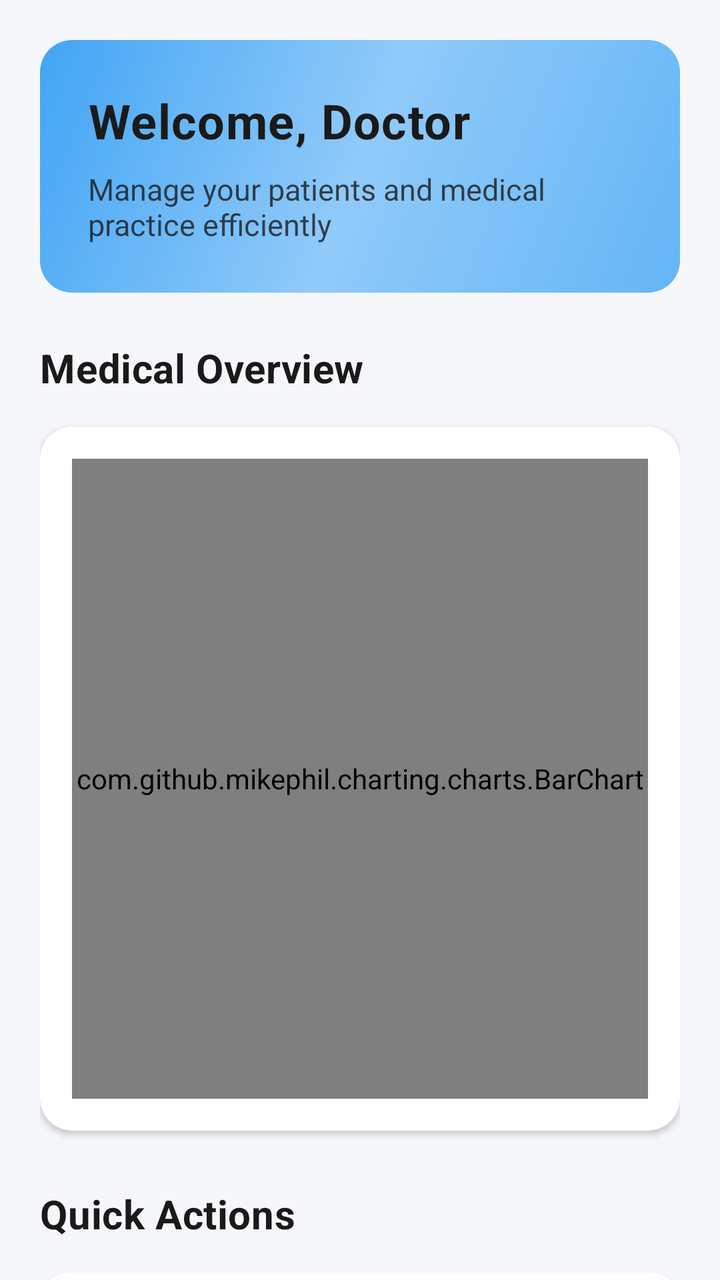
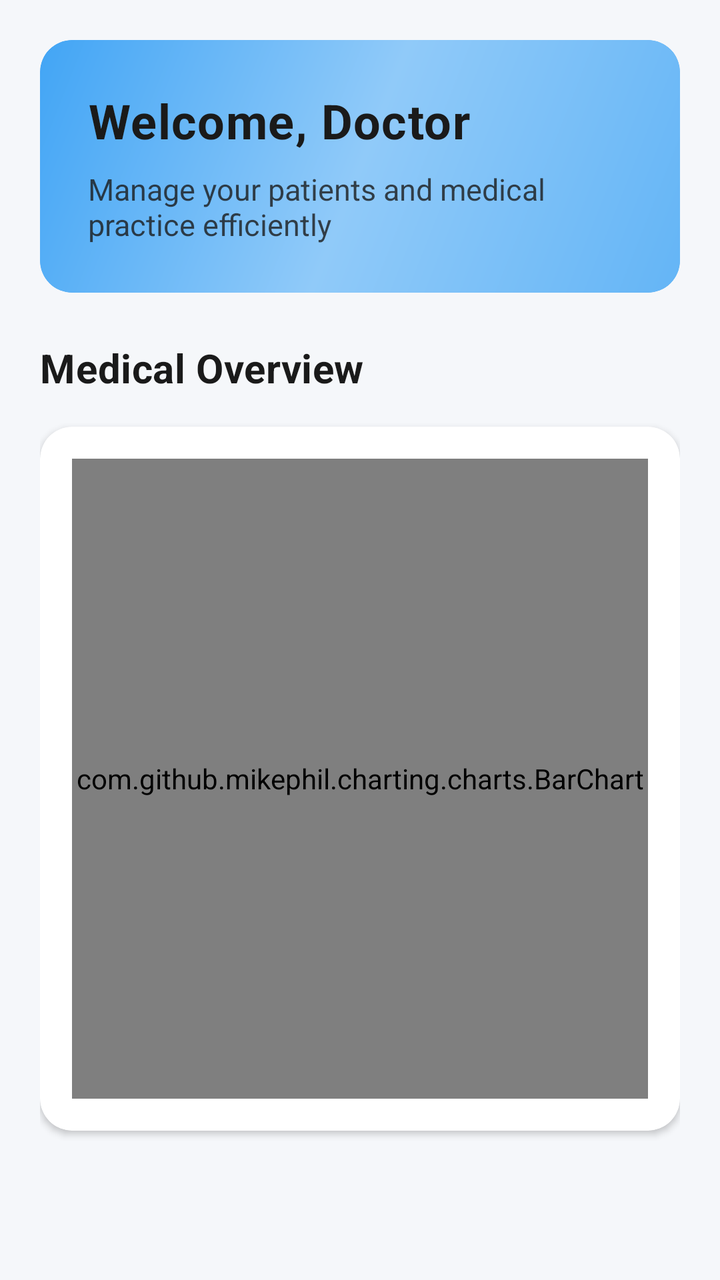

Compare the two renders of this Android layout. The source of the first and the diff that turns it into the second are given below.
<!-- AndroidManifest.xml: activity theme Theme.H_CAS.NoActionBar -->
<!-- res/layout/fragment_doctor_dashboard.xml -->
<?xml version="1.0" encoding="utf-8"?>
<ScrollView xmlns:android="http://schemas.android.com/apk/res/android"
    xmlns:app="http://schemas.android.com/apk/res-auto"
    android:layout_width="match_parent"
    android:layout_height="match_parent"
    android:background="#F5F7FA"
    android:fillViewport="true"
    android:scrollbars="none">

    <LinearLayout
        android:layout_width="match_parent"
        android:layout_height="wrap_content"
        android:orientation="vertical"
        android:padding="20dp">

        
        <com.google.android.material.card.MaterialCardView
            android:layout_width="match_parent"
            android:layout_height="wrap_content"
            android:layout_marginBottom="24dp"
            app:cardCornerRadius="16dp"
            app:cardElevation="0dp"
            app:strokeWidth="0dp"
            app:cardBackgroundColor="@color/doctor_navy">

            <LinearLayout
                android:layout_width="match_parent"
                android:layout_height="wrap_content"
                android:orientation="vertical"
                android:padding="24dp"
                android:background="@drawable/welcome_card_background">

                <TextView
                    android:id="@+id/welcomeTextView"
                    android:layout_width="wrap_content"
                    android:layout_height="wrap_content"
                    android:text="Welcome, Doctor"
                    android:textSize="24sp"
                    android:textStyle="bold"
                    android:textColor="#1A1A1A"
                    android:letterSpacing="0.02" />

                <TextView
                    android:layout_width="wrap_content"
                    android:layout_height="wrap_content"
                    android:layout_marginTop="8dp"
                    android:text="Manage your patients and medical practice efficiently"
                    android:textSize="15sp"
                    android:textColor="#1A1A1A"
                    android:alpha="0.8" />

            </LinearLayout>

        </com.google.android.material.card.MaterialCardView>

        
        <LinearLayout
            android:layout_width="match_parent"
            android:layout_height="wrap_content"
            android:orientation="horizontal"
            android:gravity="center_vertical"
            android:layout_marginBottom="16dp">

            <TextView
                android:layout_width="0dp"
                android:layout_height="wrap_content"
                android:layout_weight="1"
                android:text="Medical Overview"
                android:textSize="20sp"
                android:textStyle="bold"
                android:textColor="#1A1A1A"
                android:letterSpacing="0.01" />

        </LinearLayout>

        
        <com.google.android.material.card.MaterialCardView
            android:layout_width="match_parent"
            android:layout_height="wrap_content"
            android:layout_marginBottom="28dp"
            app:cardCornerRadius="16dp"
            app:cardElevation="2dp"
            app:strokeWidth="0dp"
            app:cardBackgroundColor="@color/white">

            <LinearLayout
                android:layout_width="match_parent"
                android:layout_height="wrap_content"
                android:orientation="vertical"
                android:padding="16dp">

                <com.github.mikephil.charting.charts.BarChart
                    android:id="@+id/medicalOverviewChart"
                    android:layout_width="match_parent"
                    android:layout_height="320dp" />

            </LinearLayout>

        </com.google.android.material.card.MaterialCardView>

        
        <LinearLayout
            android:layout_width="match_parent"
            android:layout_height="wrap_content"
            android:orientation="horizontal"
            android:gravity="center_vertical"
            android:layout_marginBottom="16dp">

            <TextView
                android:layout_width="0dp"
                android:layout_height="wrap_content"
                android:layout_weight="1"
                android:text="Quick Actions"
                android:textSize="20sp"
                android:textStyle="bold"
                android:textColor="#1A1A1A"
                android:letterSpacing="0.01" />

        </LinearLayout>

        <LinearLayout
            android:layout_width="match_parent"
            android:layout_height="wrap_content"
            android:orientation="vertical">

            
            <com.google.android.material.card.MaterialCardView
                android:layout_width="match_parent"
                android:layout_height="wrap_content"
                android:layout_marginBottom="12dp"
                app:cardCornerRadius="14dp"
                app:cardElevation="2dp"
                app:strokeWidth="0dp"
                app:cardBackgroundColor="@color/white">

                <com.google.android.material.button.MaterialButton
                    android:id="@+id/quickActionNewDiagnosis"
                    android:layout_width="match_parent"
                    android:layout_height="64dp"
                    android:text="New Diagnosis"
                    android:textSize="16sp"
                    android:textStyle="bold"
                    android:textColor="@color/white"
                    android:letterSpacing="0.01"
                    app:icon="@drawable/ic_diagnosis"
                    app:iconGravity="textStart"
                    app:iconTint="@color/white"
                    app:cornerRadius="14dp"
                    app:backgroundTint="@color/doctor_navy"
                    app:elevation="0dp"
                    android:paddingStart="20dp"
                    android:paddingEnd="20dp" />

            </com.google.android.material.card.MaterialCardView>

            
            <com.google.android.material.card.MaterialCardView
                android:layout_width="match_parent"
                android:layout_height="wrap_content"
                android:layout_marginBottom="8dp"
                app:cardCornerRadius="14dp"
                app:cardElevation="2dp"
                app:strokeWidth="0dp"
                app:cardBackgroundColor="@color/white">

                <com.google.android.material.button.MaterialButton
                    android:id="@+id/quickActionWritePrescription"
                    android:layout_width="match_parent"
                    android:layout_height="64dp"
                    android:text="Write Prescription"
                    android:textSize="16sp"
                    android:textStyle="bold"
                    android:textColor="@color/white"
                    android:letterSpacing="0.01"
                    app:icon="@drawable/ic_prescriptions"
                    app:iconGravity="textStart"
                    app:iconTint="@color/white"
                    app:cornerRadius="14dp"
                    app:backgroundTint="@color/doctor_navy"
                    app:elevation="0dp"
                    android:paddingStart="20dp"
                    android:paddingEnd="20dp" />

            </com.google.android.material.card.MaterialCardView>

        </LinearLayout>

    </LinearLayout>

</ScrollView>
<!-- resources referenced by this layout -->
<resources>
  <color name="doctor_navy">#64B5F6</color>
  <color name="white">#FFFFFFFF</color>
  <!-- drawable ic_diagnosis (drawable) -->
  <vector xmlns:android="http://schemas.android.com/apk/res/android"
      android:width="24dp"
      android:height="24dp"
      android:viewportWidth="24"
      android:viewportHeight="24"
      android:tint="@color/nav_item_color">
    <path
        android:fillColor="@android:color/white"
        android:pathData="M19,3H5C3.9,3 3,3.9 3,5v14c0,1.1 0.9,2 2,2h14c1.1,0 2,-0.9 2,-2V5C21,3.9 20.1,3 19,3zM19,19H5V5h14V19zM17,12H7v-2h10V12zM15,16H7v-2h8V16zM17,8H7V6h10V8z"/>
  </vector>
  <!-- drawable ic_prescriptions (drawable) -->
  <vector xmlns:android="http://schemas.android.com/apk/res/android"
      android:width="24dp"
      android:height="24dp"
      android:viewportWidth="24"
      android:viewportHeight="24"
      android:tint="@color/nav_item_color">
    <path
        android:fillColor="@android:color/white"
        android:pathData="M19,3H5C3.9,3 3,3.9 3,5v14c0,1.1 0.9,2 2,2h14c1.1,0 2,-0.9 2,-2V5C21,3.9 20.1,3 19,3zM19,19H5V5h14V19zM17,12H7v-2h10V12zM15,16H7v-2h8V16zM17,8H7V6h10V8z"/>
  </vector>
  <!-- drawable welcome_card_background (drawable) -->
  <?xml version="1.0" encoding="utf-8"?>
  <shape xmlns:android="http://schemas.android.com/apk/res/android"
      android:shape="rectangle">
      <gradient
          android:angle="135"
          android:startColor="#64B5F6"
          android:centerColor="#90CAF9"
          android:endColor="#42A5F5"
          android:type="linear" />
      <corners android:radius="16dp" />
  </shape>
  <style name="Theme.H_CAS.NoActionBar" parent="Theme.Material3.DayNight.NoActionBar">
          <item name="colorPrimary">@color/primary_blue</item>
          <item name="colorPrimaryDark">@color/primary_blue_dark</item>
          <item name="colorAccent">@color/accent_blue</item>
          <item name="android:statusBarColor">@color/white</item>
          <item name="android:windowLightStatusBar">true</item>
      </style>
  <color name="nav_item_color">#727272</color>
  <color name="primary_blue">#1976D2</color>
  <color name="primary_blue_dark">#1565C0</color>
  <color name="accent_blue">#2196F3</color>
</resources>

<!-- the commit's change to res/layout/fragment_doctor_dashboard.xml (unified diff, before → after) -->
@@ -98,93 +98,6 @@
 
         </com.google.android.material.card.MaterialCardView>
 
-        
-        <LinearLayout
-            android:layout_width="match_parent"
-            android:layout_height="wrap_content"
-            android:orientation="horizontal"
-            android:gravity="center_vertical"
-            android:layout_marginBottom="16dp">
-
-            <TextView
-                android:layout_width="0dp"
-                android:layout_height="wrap_content"
-                android:layout_weight="1"
-                android:text="Quick Actions"
-                android:textSize="20sp"
-                android:textStyle="bold"
-                android:textColor="#1A1A1A"
-                android:letterSpacing="0.01" />
-
-        </LinearLayout>
-
-        <LinearLayout
-            android:layout_width="match_parent"
-            android:layout_height="wrap_content"
-            android:orientation="vertical">
-
-            
-            <com.google.android.material.card.MaterialCardView
-                android:layout_width="match_parent"
-                android:layout_height="wrap_content"
-                android:layout_marginBottom="12dp"
-                app:cardCornerRadius="14dp"
-                app:cardElevation="2dp"
-                app:strokeWidth="0dp"
-                app:cardBackgroundColor="@color/white">
-
-                <com.google.android.material.button.MaterialButton
-                    android:id="@+id/quickActionNewDiagnosis"
-                    android:layout_width="match_parent"
-                    android:layout_height="64dp"
-                    android:text="New Diagnosis"
-                    android:textSize="16sp"
-                    android:textStyle="bold"
-                    android:textColor="@color/white"
-                    android:letterSpacing="0.01"
-                    app:icon="@drawable/ic_diagnosis"
-                    app:iconGravity="textStart"
-                    app:iconTint="@color/white"
-                    app:cornerRadius="14dp"
-                    app:backgroundTint="@color/doctor_navy"
-                    app:elevation="0dp"
-                    android:paddingStart="20dp"
-                    android:paddingEnd="20dp" />
-
-            </com.google.android.material.card.MaterialCardView>
-
-            
-            <com.google.android.material.card.MaterialCardView
-                android:layout_width="match_parent"
-                android:layout_height="wrap_content"
-                android:layout_marginBottom="8dp"
-                app:cardCornerRadius="14dp"
-                app:cardElevation="2dp"
-                app:strokeWidth="0dp"
-                app:cardBackgroundColor="@color/white">
-
-                <com.google.android.material.button.MaterialButton
-                    android:id="@+id/quickActionWritePrescription"
-                    android:layout_width="match_parent"
-                    android:layout_height="64dp"
-                    android:text="Write Prescription"
-                    android:textSize="16sp"
-                    android:textStyle="bold"
-                    android:textColor="@color/white"
-                    android:letterSpacing="0.01"
-                    app:icon="@drawable/ic_prescriptions"
-                    app:iconGravity="textStart"
-                    app:iconTint="@color/white"
-                    app:cornerRadius="14dp"
-                    app:backgroundTint="@color/doctor_navy"
-                    app:elevation="0dp"
-                    android:paddingStart="20dp"
-                    android:paddingEnd="20dp" />
-
-            </com.google.android.material.card.MaterialCardView>
-
-        </LinearLayout>
-
     </LinearLayout>
 
 </ScrollView>
<!-- resource entries referenced after the edit -->
@@ -2,28 +2,6 @@
 <resources>
   <color name="doctor_navy">#64B5F6</color>
   <color name="white">#FFFFFFFF</color>
-  <!-- drawable ic_diagnosis (drawable) -->
-  <vector xmlns:android="http://schemas.android.com/apk/res/android"
-      android:width="24dp"
-      android:height="24dp"
-      android:viewportWidth="24"
-      android:viewportHeight="24"
-      android:tint="@color/nav_item_color">
-    <path
-        android:fillColor="@android:color/white"
-        android:pathData="M19,3H5C3.9,3 3,3.9 3,5v14c0,1.1 0.9,2 2,2h14c1.1,0 2,-0.9 2,-2V5C21,3.9 20.1,3 19,3zM19,19H5V5h14V19zM17,12H7v-2h10V12zM15,16H7v-2h8V16zM17,8H7V6h10V8z"/>
-  </vector>
-  <!-- drawable ic_prescriptions (drawable) -->
-  <vector xmlns:android="http://schemas.android.com/apk/res/android"
-      android:width="24dp"
-      android:height="24dp"
-      android:viewportWidth="24"
-      android:viewportHeight="24"
-      android:tint="@color/nav_item_color">
-    <path
-        android:fillColor="@android:color/white"
-        android:pathData="M19,3H5C3.9,3 3,3.9 3,5v14c0,1.1 0.9,2 2,2h14c1.1,0 2,-0.9 2,-2V5C21,3.9 20.1,3 19,3zM19,19H5V5h14V19zM17,12H7v-2h10V12zM15,16H7v-2h8V16zM17,8H7V6h10V8z"/>
-  </vector>
   <!-- drawable welcome_card_background (drawable) -->
   <?xml version="1.0" encoding="utf-8"?>
   <shape xmlns:android="http://schemas.android.com/apk/res/android"
@@ -43,7 +21,6 @@
           <item name="android:statusBarColor">@color/white</item>
           <item name="android:windowLightStatusBar">true</item>
       </style>
-  <color name="nav_item_color">#727272</color>
   <color name="primary_blue">#1976D2</color>
   <color name="primary_blue_dark">#1565C0</color>
   <color name="accent_blue">#2196F3</color>
